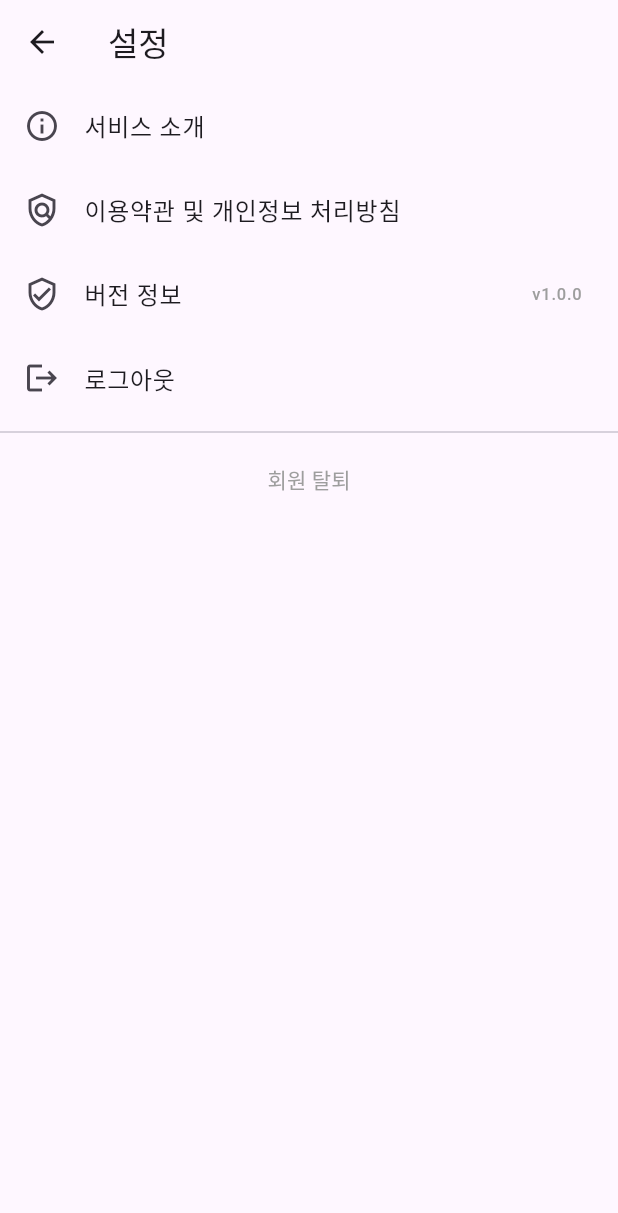
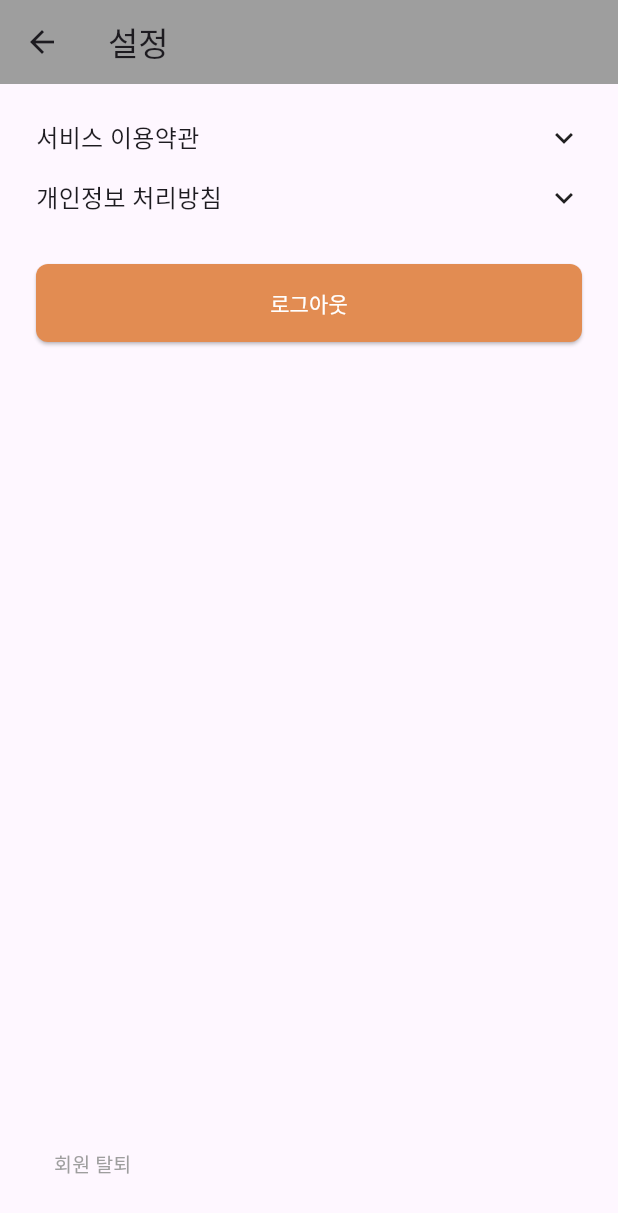
Before and after one commit to Hoseok-Seong/Re_Tap_Frontend, a Flutter app: the SettingsScreen screen opened directly, on a phone screen of 412 x 824 dp. Shown: the top 1213 px of the screen. Run offline on Flutter 3.47's test engine with Material 3 defaults, Android fonts, the phone set to English and light mode, and no system bars; our stand-ins replace dio, flutter_dotenv, go_router, google_sign_in, image_picker, shared_preferences; missing offline and left inert: flutter_naver_login, kakao_flutter_sdk_common, kakao_flutter_sdk_user; accounts and stored records are empty.

Commit message:
설정 페이지 화면 개발

```diff
--- a/lib/routes/app_router.dart
+++ b/lib/routes/app_router.dart
@@ -2,6 +2,7 @@ import 'package:future_letter/screens/my_page_screen.dart';
 import 'package:future_letter/screens/notification_screen.dart';
 import 'package:go_router/go_router.dart';
 
+import '../screens/settings_screen.dart';
 import '../screens/splash_screen.dart';
 import '../screens/login_screen.dart';
 import '../screens/profile_setup_screen.dart';
@@ -62,6 +63,11 @@ class AppRouter {
         name: 'notification',
         builder: (context, state) => const NotificationScreen(),
       ),
+      GoRoute(
+        path: '/settings',
+        name: 'settings',
+        builder: (context, state) => const SettingsScreen(),
+      ),
     ],
   );
 }
--- a/lib/screens/settings_screen.dart
+++ b/lib/screens/settings_screen.dart
@@ -1,44 +1,101 @@
 import 'package:flutter/material.dart';
+import 'package:future_letter/common/constants.dart';
 
-class SettingsScreen extends StatelessWidget {
+class SettingsScreen extends StatefulWidget {
   const SettingsScreen({super.key});
+
+  @override
+  State<SettingsScreen> createState() => _SettingsScreenState();
+}
+
+class _SettingsScreenState extends State<SettingsScreen> {
+  bool _showTerms = false;
+  bool _showPrivacy = false;
 
   @override
   Widget build(BuildContext context) {
     return Scaffold(
-      appBar: AppBar(title: const Text('설정')),
-      body: ListView(
+      appBar: AppBar(title: const Text('설정'), backgroundColor: Colors.grey,),
+      body: Padding(
+        padding: const EdgeInsets.all(24),
+        child: Column(
+          crossAxisAlignment: CrossAxisAlignment.start,
           children: [
-          ListTile(
-            leading: const Icon(Icons.info_outline),
-            title: const Text('서비스 소개'),
-            onTap: () {},
+            _buildAccordion(
+              title: '서비스 이용약관',
+              isExpanded: _showTerms,
+              onTap: () => setState(() => _showTerms = !_showTerms),
+              content: '여기에 서비스 이용약관 내용',
             ),
-          ListTile(
-            leading: const Icon(Icons.policy_outlined),
-            title: const Text('이용약관 및 개인정보 처리방침'),
-            onTap: () {},
+            const SizedBox(height: 16),
+            _buildAccordion(
+              title: '개인정보 처리방침',
+              isExpanded: _showPrivacy,
+              onTap: () => setState(() => _showPrivacy = !_showPrivacy),
+              content: '여기에 개인정보 처리방침 내용',
             ),
-          ListTile(
-            leading: const Icon(Icons.verified_user_outlined),
-            title: const Text('버전 정보'),
-            trailing: const Text('v1.0.0', style: TextStyle(color: Colors.grey)),
+            const SizedBox(height: 32),
+            SizedBox(
+              width: double.infinity,
+              child: ElevatedButton(
+                style: ElevatedButton.styleFrom(
+                  backgroundColor: AppColors.primary, // 프라이머리 컬러
+                  foregroundColor: Colors.white,      // 텍스트 색상
+                  shape: RoundedRectangleBorder(
+                    borderRadius: BorderRadius.circular(8),
                   ),
-          ListTile(
-            leading: const Icon(Icons.logout),
-            title: const Text('로그아웃'),
-            onTap: () {},
+                  padding: const EdgeInsets.symmetric(vertical: 16),
                 ),
-          const Divider(),
-          Padding(
-            padding: const EdgeInsets.symmetric(horizontal: 16.0),
-            child: TextButton(
-              onPressed: () {},
-              child: const Text('회원 탈퇴', style: TextStyle(color: Colors.grey)),
+                onPressed: () {
+                  // 로그아웃 처리
+                },
+                child: const Text('로그아웃'),
               ),
             ),
+            const Spacer(),
+            Align(
+              alignment: Alignment.bottomLeft,
+              child: TextButton(
+                onPressed: () {
+                  // 회원 탈퇴 처리
+                },
+                child: const Text(
+                  '회원 탈퇴',
+                  style: TextStyle(color: Colors.grey, fontSize: 13),
+                ),
+              ),
+            )
           ],
+        ),
       ),
     );
   }
+
+  Widget _buildAccordion({
+    required String title,
+    required bool isExpanded,
+    required VoidCallback onTap,
+    required String content,
+  }) {
+    return Column(
+      crossAxisAlignment: CrossAxisAlignment.start,
+      children: [
+        GestureDetector(
+          onTap: onTap,
+          child: Row(
+            children: [
+              Text(title, style: const TextStyle(fontSize: 16, fontWeight: FontWeight.w500)),
+              const Spacer(),
+              Icon(isExpanded ? Icons.expand_less : Icons.expand_more),
+            ],
+          ),
+        ),
+        if (isExpanded)
+          Padding(
+            padding: const EdgeInsets.only(top: 8),
+            child: Text(content, style: const TextStyle(color: Colors.grey)),
+          ),
+      ],
+    );
   }
+}
```
Lines whose indentation alone changed are shown as unchanged.
